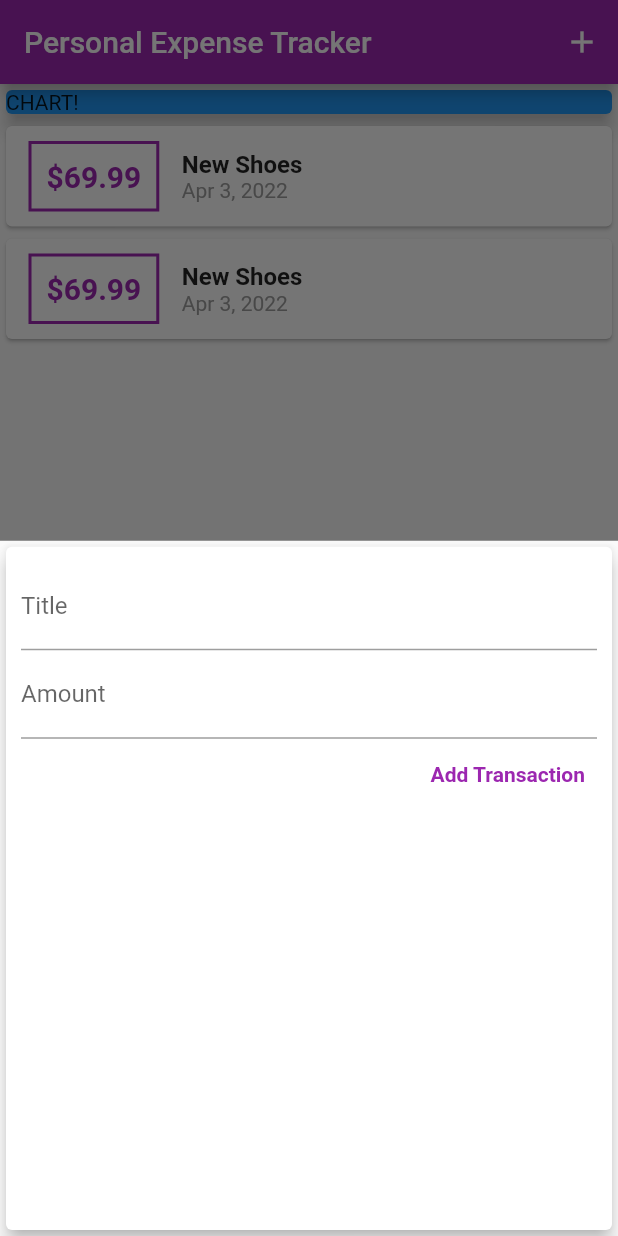
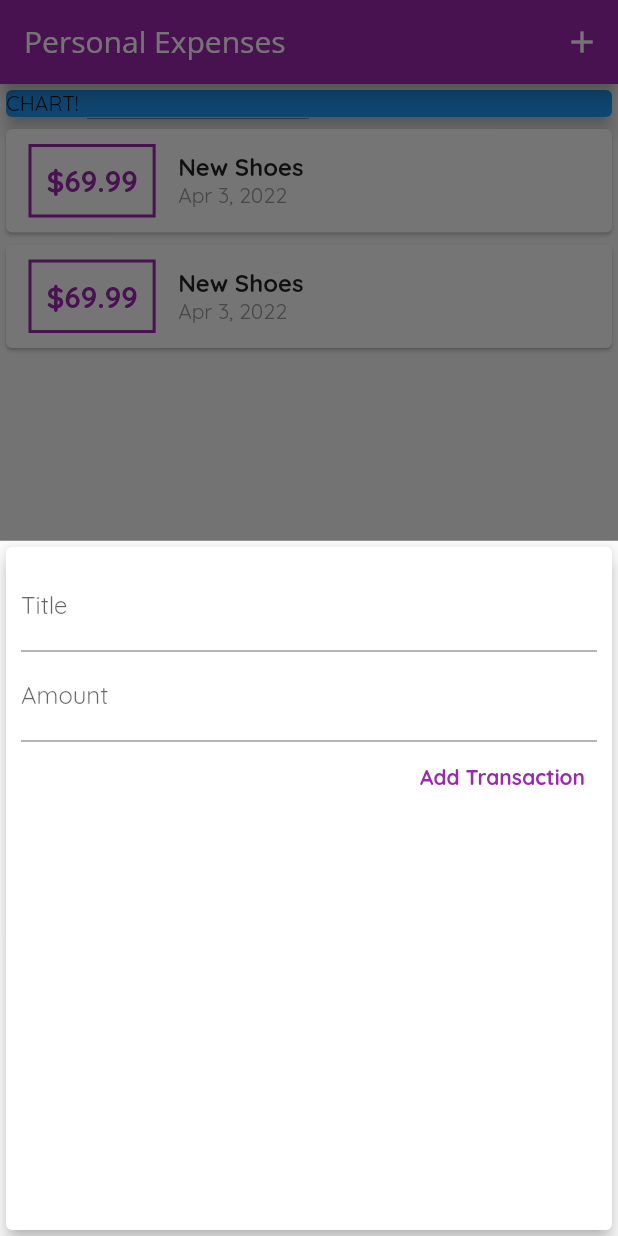
Before and after one commit to derekdotdev/personal-expenses-flutter, a Flutter app: the screen it shows after launch, after a tap on the "add" icon, on a phone screen of 412 x 824 dp. Run offline on Flutter 3.47's test engine with Material 2 defaults, Android fonts, the phone set to English and light mode, and no system bars.

Commit message:
Styling changes for app text themes and added a primary swatch.

```diff
--- a/lib/main.dart
+++ b/lib/main.dart
@@ -14,9 +14,16 @@ class MyApp extends StatelessWidget {
   @override
   Widget build(BuildContext context) {
     return MaterialApp(
-      title: 'Flutter Demo',
+      title: 'Personal Expenses',
       theme: ThemeData(
-        primarySwatch: Colors.blue,
+        primarySwatch: Colors.purple,
+        fontFamily: 'Quicksand',
+        appBarTheme: const AppBarTheme(
+          titleTextStyle: TextStyle(
+            fontFamily: 'OpenSans',
+            fontSize: 20,
+          ),
+        ),
       ),
       home: MyHomePage(),
     );
@@ -70,8 +77,7 @@ class _MyHomePageState extends State<MyHomePage> {
   Widget build(BuildContext context) {
     return Scaffold(
       appBar: AppBar(
-        backgroundColor: Colors.purple,
-        title: const Text('Personal Expense Tracker'),
+        title: const Text('Personal Expenses'),
         actions: [
           IconButton(
             icon: Icon(Icons.add),
@@ -101,7 +107,6 @@ class _MyHomePageState extends State<MyHomePage> {
       ),
       floatingActionButtonLocation: FloatingActionButtonLocation.centerFloat,
       floatingActionButton: FloatingActionButton(
-        backgroundColor: Colors.purple,
         child: Icon(Icons.add),
         onPressed: () => _startAddNewTransaction(context),
       ),
--- a/lib/widgets/new_transaction.dart
+++ b/lib/widgets/new_transaction.dart
@@ -1,11 +1,17 @@
 import 'package:flutter/material.dart';
 
-class NewTransaction extends StatelessWidget {
-  final titleController = TextEditingController();
-  final amountController = TextEditingController();
+class NewTransaction extends StatefulWidget {
   final Function addTx;
 
   NewTransaction(this.addTx);
+
+  @override
+  State<NewTransaction> createState() => _NewTransactionState();
+}
+
+class _NewTransactionState extends State<NewTransaction> {
+  final titleController = TextEditingController();
+  final amountController = TextEditingController();
 
   void submitData() {
     final enteredTitle = titleController.text;
@@ -15,10 +21,12 @@ class NewTransaction extends StatelessWidget {
       return;
     }
 
-    addTx(
+    widget.addTx(
       titleController.text,
       double.parse(amountController.text),
     );
+
+    Navigator.of(context).pop();
   }
 
   @override
--- a/lib/widgets/transaction_list.dart
+++ b/lib/widgets/transaction_list.dart
@@ -26,7 +26,7 @@ class TransactionList extends StatelessWidget {
                   ),
                   decoration: BoxDecoration(
                     border: Border.all(
-                      color: Colors.purple,
+                      color: Theme.of(context).primaryColor,
                       width: 2,
                     ),
                   ),
@@ -34,10 +34,10 @@ class TransactionList extends StatelessWidget {
                   // Expense amount
                   child: Text(
                     '\$${transactions[index].amount.toStringAsFixed(2)}',
-                    style: const TextStyle(
+                    style: TextStyle(
                       fontWeight: FontWeight.bold,
                       fontSize: 20,
-                      color: Colors.purple,
+                      color: Theme.of(context).primaryColor,
                     ),
                   ),
                 ),
```
Also changed, not shown: pubspec.yaml (+14 -6 lines), assets/fonts/OpenSans-Bold.ttf (added), assets/fonts/OpenSans-Regular.ttf (added), assets/fonts/Quicksand-Bold.ttf (added), assets/fonts/Quicksand-Light.ttf (added), assets/fonts/Quicksand-Medium.ttf (added), assets/fonts/Quicksand-Regular.ttf (added).
